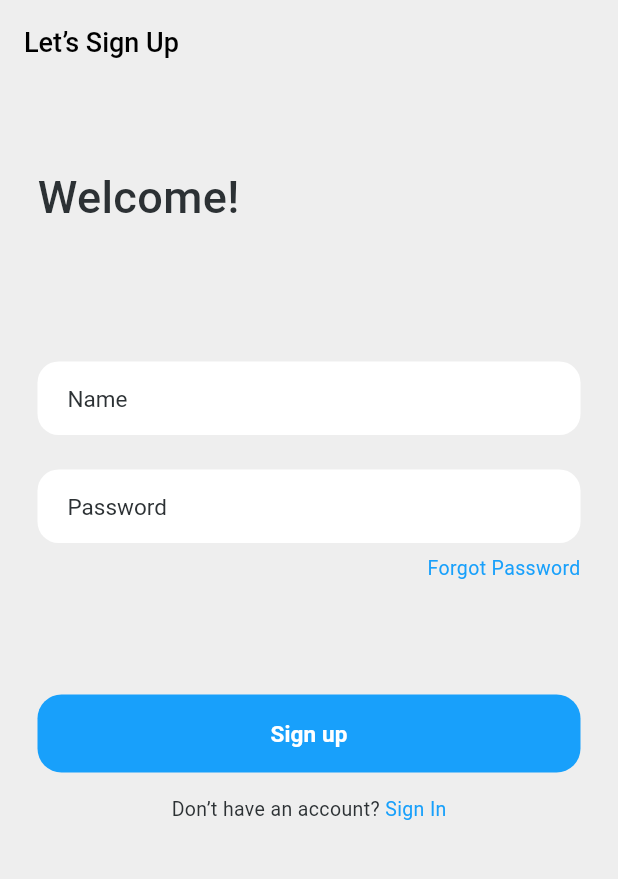
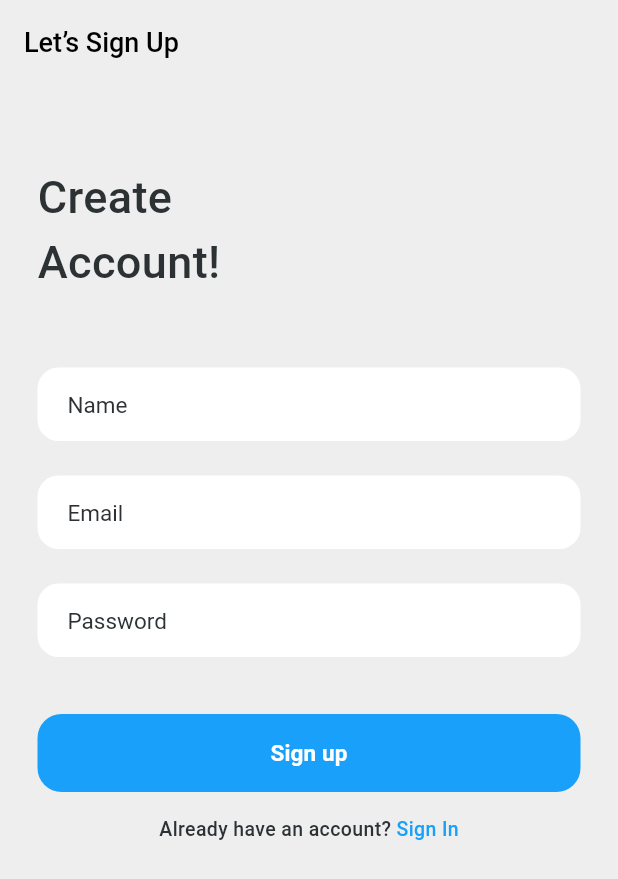
Before and after one commit to Durotann/DocApp, a Flutter app: the screen it shows after launch, on a phone screen of 412 x 824 dp. Shown: the top 879 px of the screen. Run offline on Flutter 3.47's test engine with Material 3 defaults, Android fonts, the phone set to English and light mode, and no system bars; our stand-ins replace auto_route, bloc, equatable, flutter_bloc, flutter_svg.

Commit message:
finish forgot password screen

```diff
--- a/doc_app/lib/route_config/auto_route_config.dart
+++ b/doc_app/lib/route_config/auto_route_config.dart
@@ -13,6 +13,18 @@ class AppRouter extends RootStackRouter {
           page: AuthRoute.page,
           transitionsBuilder: TransitionsBuilders.slideLeft,
           durationInMilliseconds: 400,
+          children: [
+            CustomRoute(
+              page: ForgotPasswordRoute.page,
+              transitionsBuilder: TransitionsBuilders.slideLeft,
+              durationInMilliseconds: 400,
+            ),
+            CustomRoute(
+              page: VerificationCodeRoute.page,
+              transitionsBuilder: TransitionsBuilders.slideLeft,
+              durationInMilliseconds: 400,
+            ),
+          ],
         ),
         AutoRoute(
           page: HomeRoute.page,
--- a/doc_app/lib/ui/auth_screen/presentation/auth_screen.dart
+++ b/doc_app/lib/ui/auth_screen/presentation/auth_screen.dart
@@ -1,15 +1,19 @@
+// ignore_for_file: public_member_api_docs, sort_constructors_first
 import 'package:auto_route/auto_route.dart';
+import 'package:flutter/material.dart';
 import 'package:doc_app/route_config/auto_route_config.gr.dart';
 import 'package:doc_app/ui/theme/theme.dart';
 import 'package:doc_app/ui/theme/widgets/appbar_widget.dart';
 import 'package:doc_app/ui/theme/widgets/custom_button.dart';
 import 'package:doc_app/ui/theme/widgets/custom_textfield.dart';
-import 'package:flutter/material.dart';
 
 @RoutePage()
 class AuthScreen extends StatefulWidget {
-  const AuthScreen({super.key});
-
+  const AuthScreen({
+    super.key,
+    required this.isSignUp,
+  });
+  final bool isSignUp;
   @override
   State<AuthScreen> createState() => _AuthScreenState();
 }
@@ -18,36 +22,43 @@ class _AuthScreenState extends State<AuthScreen> {
   @override
   Widget build(BuildContext context) {
     return Scaffold(
-      appBar: const PreferredSize(
-        preferredSize: Size.fromHeight(60),
+      appBar: PreferredSize(
+        preferredSize: const Size.fromHeight(60),
         child: AppbarWidget(
-          title: 'Let’s Sign Up',
+          title: widget.isSignUp ? 'Let’s Sign Up' : 'Let’s Sign In',
           showBackButton: false,
         ),
       ),
       body: Padding(
-        padding: const EdgeInsets.symmetric(horizontal: 25),
+        padding: horizontalPadding,
         child: Column(
           crossAxisAlignment: CrossAxisAlignment.start,
           children: [
-            const SizedBox(height: 50),
-            Text(
-              "Welcome!",
-              style: theme.textTheme.headlineLarge,
-            ),
-            _fields(context),
-            _button(context),
+            _title(),
+            _fields(),
+            _button(),
           ],
         ),
       ),
     );
   }
+
+  _title() {
+    return Column(
+      children: [
+        const SizedBox(height: 50),
+        Text(
+          widget.isSignUp ? 'Create\nAccount!' : "Welcome!",
+          style: theme.textTheme.headlineLarge,
+        ),
+      ],
+    );
   }
 
-_fields(BuildContext context) {
+  _fields() {
     return Column(
       children: [
-      const SizedBox(height: 88),
+        SizedBox(height: widget.isSignUp ? 49 : 88),
         SizedBox(
           height: 52,
           child: CustomTextField(
@@ -65,6 +76,28 @@ _fields(BuildContext context) {
           ),
         ),
         const SizedBox(height: 20),
+        if (widget.isSignUp)
+          Column(
+            children: [
+              SizedBox(
+                height: 52,
+                child: CustomTextField(
+                  hintText: "Email",
+                  controller: TextEditingController(),
+                  inputFormatters: const [],
+                  onChanged: (value) {},
+                  prefixIcon: null,
+                  keyboardType: TextInputType.text,
+                  validator: (value) {
+                    return null;
+                  },
+                  focusNode: null,
+                  isValid: true,
+                ),
+              ),
+              const SizedBox(height: 20),
+            ],
+          ),
         SizedBox(
           height: 52,
           child: CustomTextField(
@@ -81,9 +114,16 @@ _fields(BuildContext context) {
             isValid: true,
           ),
         ),
+        if (!widget.isSignUp)
+          Column(
+            children: [
               const SizedBox(height: 4),
               Align(
                 alignment: Alignment.centerRight,
+                child: GestureDetector(
+                  onTap: () {
+                    context.router.push(const ForgotPasswordRoute());
+                  },
                   child: Text(
                     "Forgot Password",
                     style: theme.textTheme.bodySmall?.copyWith(
@@ -91,21 +131,26 @@ _fields(BuildContext context) {
                     ),
                   ),
                 ),
+              ),
+            ],
+          ),
       ],
     );
   }
 
-_button(BuildContext context) {
+  _button() {
     return Column(
       children: [
-      const SizedBox(height: 75),
+        SizedBox(
+          height: widget.isSignUp ? 35 : 75,
+        ),
         CustomButton(
           onPressed: () {
             context.router.push(
               const HomeRoute(),
             );
           },
-        title: "Sign up",
+          title: widget.isSignUp ? "Sign up" : 'Sign In',
           isActive: true,
         ),
         const SizedBox(
@@ -115,13 +160,28 @@ _button(BuildContext context) {
           mainAxisAlignment: MainAxisAlignment.center,
           children: [
             Text(
-            "Don’t have an account? ",
+              widget.isSignUp
+                  ? 'Already have an account? '
+                  : "Don’t have an account? ",
               style: theme.textTheme.bodySmall,
             ),
-          Text(
-            "Sign In",
+            GestureDetector(
+              onTap: () {
+                if (widget.isSignUp) {
+                  context.router.replace(
+                    AuthRoute(isSignUp: false),
+                  );
+                } else {
+                  context.router.replace(
+                    AuthRoute(isSignUp: true),
+                  );
+                }
+              },
+              child: Text(
+                widget.isSignUp ? "Sign In" : 'Sign Up',
                 style: theme.textTheme.bodySmall?.copyWith(
                   color: theme.colorScheme.primary,
+                ),
               ),
             ),
           ],
@@ -129,3 +189,4 @@ _button(BuildContext context) {
       ],
     );
   }
+}
--- a/doc_app/lib/ui/theme/theme.dart
+++ b/doc_app/lib/ui/theme/theme.dart
@@ -1,4 +1,6 @@
 import 'package:flutter/material.dart';
+
+const EdgeInsets horizontalPadding = EdgeInsets.symmetric(horizontal: 25);
 
 final theme = ThemeData(
   colorScheme: const ColorScheme(
@@ -31,6 +33,10 @@ final theme = ThemeData(
     ),
     bodySmall: TextStyle(
       fontSize: 13,
+      fontWeight: FontWeight.w500,
+    ),
+    bodyMedium: TextStyle(
+      fontSize: 16,
       fontWeight: FontWeight.w400,
     ),
   ),
--- a/doc_app/lib/ui/theme/widgets/appbar_widget.dart
+++ b/doc_app/lib/ui/theme/widgets/appbar_widget.dart
@@ -1,4 +1,5 @@
 // ignore_for_file: public_member_api_docs, sort_constructors_first
+import 'package:auto_route/auto_route.dart';
 import 'package:flutter/material.dart';
 
 import 'package:doc_app/ui/theme/theme.dart';
@@ -16,11 +17,13 @@ class AppbarWidget extends StatelessWidget {
     return AppBar(
       backgroundColor: theme.scaffoldBackgroundColor,
       automaticallyImplyLeading: false,
-      leadingWidth: 100,
+      leadingWidth: 70,
       leading: showBackButton
-          ? Container(
-              width: 45,
-              height: 45,
+          ? GestureDetector(
+              onTap: () {
+                context.router.maybePop();
+              },
+              child: Container(
                 margin: const EdgeInsets.only(left: 25),
                 decoration: const BoxDecoration(
                   color: Colors.white,
@@ -31,6 +34,7 @@ class AppbarWidget extends StatelessWidget {
                     Icons.arrow_back_sharp,
                   ),
                 ),
+              ),
             )
           : null,
       title: Text(title),
```
Also changed, not shown: doc_app/lib/ui/forgot_password_screen/bloc/forgot_password_bloc.dart (added, +13 -0 lines), doc_app/lib/ui/forgot_password_screen/bloc/forgot_password_event.dart (added, +8 -0 lines), doc_app/lib/ui/forgot_password_screen/bloc/forgot_password_state.dart (added, +10 -0 lines), doc_app/lib/ui/forgot_password_screen/presentation/forgot_password_screen.dart (added, +90 -0 lines), doc_app/lib/ui/forgot_password_screen/presentation/verification_code_screen.dart (added, +34 -0 lines), doc_app/lib/ui/splash_screen/presentation/splash_screen.dart (+8 -4 lines), doc_app/lib/route_config/auto_route_config.gr.dart. Lines whose indentation alone changed are shown as unchanged.
